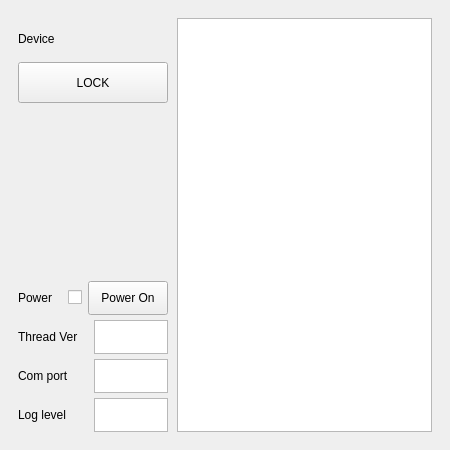
Samsung/ioter, file res/view/doorlock.ui: the form before one commit.
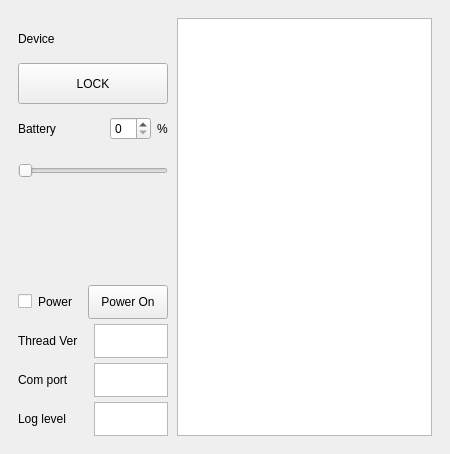
The form after the commit.

Commit message: battery status ui update

```diff
--- a/res/view/doorlock.ui
+++ b/res/view/doorlock.ui
@@ -7,7 +7,7 @@
     <x>0</x>
     <y>0</y>
     <width>450</width>
-    <height>450</height>
+    <height>454</height>
    </rect>
   </property>
   <property name="windowTitle">
@@ -186,7 +186,69 @@
               </layout>
              </item>
              <item>
-              <layout class="QHBoxLayout" name="horizontalLayout_5"/>
+               <layout class="QVBoxLayout" name="verticalLayout_10" stretch="1,1">
+                <property name="spacing">
+                 <number>0</number>
+                </property>
+                <property name="topMargin">
+                 <number>0</number>
+                </property>
+                <item>
+                 <layout class="QHBoxLayout" name="horizontalLayout_5" stretch="1,0,0">
+                  <property name="spacing">
+                   <number>6</number>
+                  </property>
+                  <item>
+                   <widget class="QLabel" name="labelDeviceBattery">
+                    <property name="sizePolicy">
+                     <sizepolicy hsizetype="Preferred" vsizetype="Preferred">
+                      <horstretch>0</horstretch>
+                      <verstretch>0</verstretch>
+                     </sizepolicy>
+                    </property>
+                    <property name="text">
+                     <string>Battery</string>
+                    </property>
+                    <property name="alignment">
+                     <set>Qt::AlignLeading|Qt::AlignLeft|Qt::AlignVCenter</set>
+                    </property>
+                   </widget>
+                  </item>
+                  <item>
+                   <widget class="QSpinBox" name="spinboxBattery"/>
+                  </item>
+                  <item>
+                   <widget class="QLabel" name="labelBatteryPercent">
+                    <property name="sizePolicy">
+                     <sizepolicy hsizetype="Preferred" vsizetype="Preferred">
+                      <horstretch>0</horstretch>
+                      <verstretch>0</verstretch>
+                     </sizepolicy>
+                    </property>
+                    <property name="text">
+                     <string>%</string>
+                    </property>
+                    <property name="alignment">
+                     <set>Qt::AlignLeading|Qt::AlignLeft|Qt::AlignVCenter</set>
+                    </property>
+                   </widget>
+                  </item>
+                 </layout>
+                </item>
+                <item>
+                 <widget class="QSlider" name="horizontalSliderBattery">
+                  <property name="sizePolicy">
+                   <sizepolicy hsizetype="Expanding" vsizetype="Preferred">
+                    <horstretch>0</horstretch>
+                    <verstretch>0</verstretch>
+                   </sizepolicy>
+                  </property>
+                  <property name="orientation">
+                   <enum>Qt::Horizontal</enum>
+                  </property>
+                 </widget>
+                </item>
+               </layout>
              </item>
              <item>
               <layout class="QHBoxLayout" name="horizontalLayout_4"/>
@@ -209,15 +271,8 @@
             <number>1</number>
            </property>
            <item>
-            <layout class="QHBoxLayout" name="horizontalLayout_6" stretch="1,0,0">
+             <layout class="QHBoxLayout" name="horizontalLayout_6" stretch="0,0,1">
              <item>
-              <widget class="QLabel" name="labelPower">
-               <property name="text">
-                <string>Power</string>
-               </property>
-              </widget>
-             </item>
-             <item alignment="Qt::AlignVCenter">
               <widget class="QCheckBox" name="chkbox_auto">
                <property name="sizeIncrement">
                 <size>
@@ -252,6 +307,13 @@
                </property>
               </spacer>
              </item>
+              <item>
+               <widget class="QLabel" name="labelPower">
+                <property name="text">
+                 <string>Power</string>
+                </property>
+               </widget>
+              </item>
             </layout>
            </item>
            <item>
```
Lines whose indentation alone changed are shown as unchanged. The commit also changes 8 other files.
